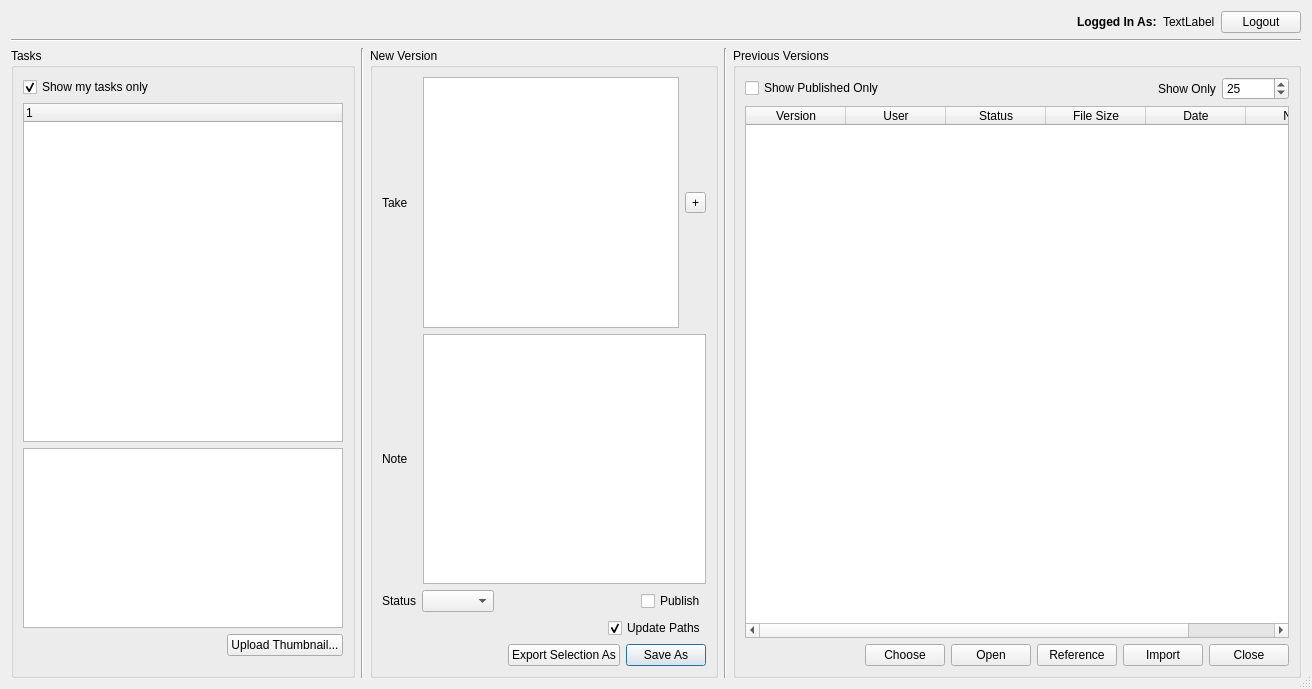
The window that anima/pipeline/ui/ui_files/version_creator.ui (eoyilmaz/anima) describes before a commit, drawn with Qt 5.
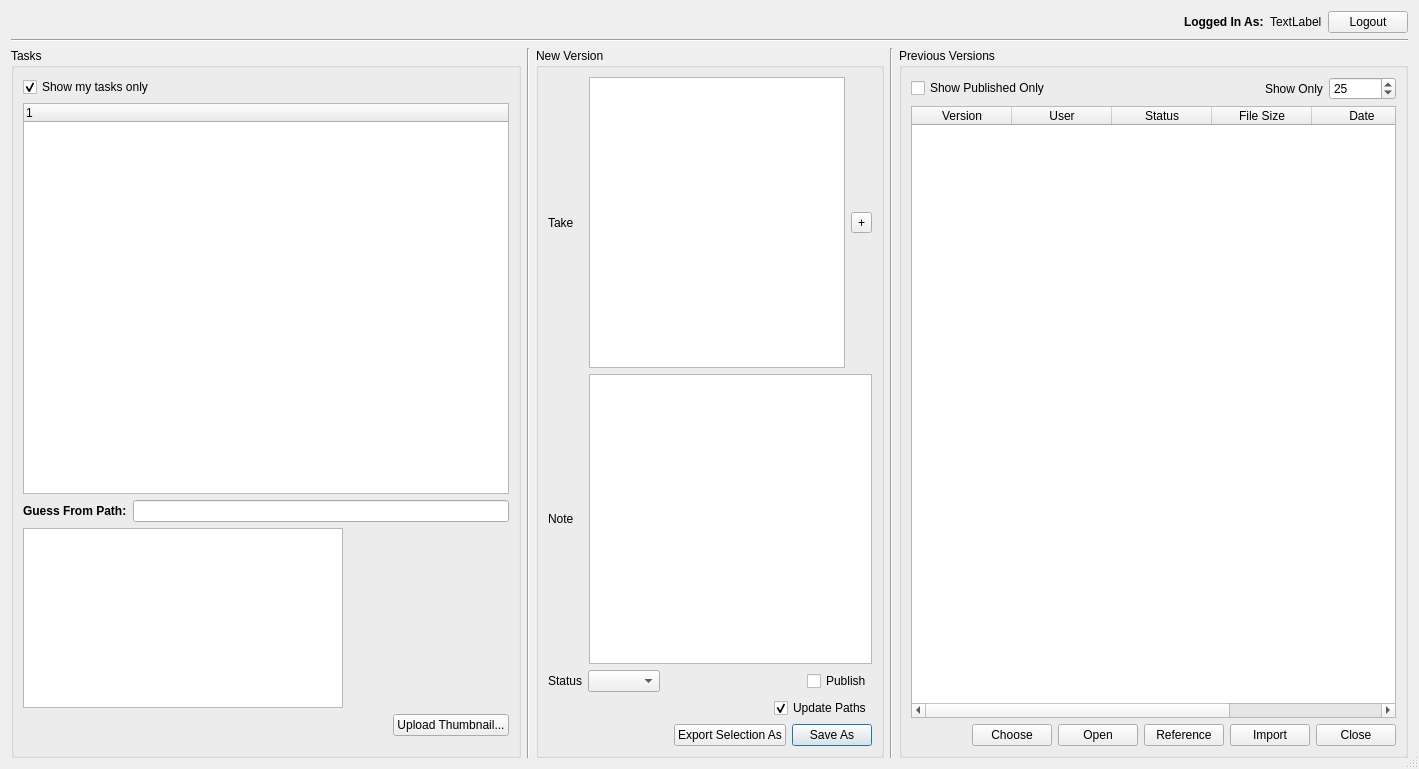
The same window after the commit.

The edit to the form file:
```diff
--- a/anima/pipeline/ui/ui_files/version_creator.ui
+++ b/anima/pipeline/ui/ui_files/version_creator.ui
@@ -9,8 +9,8 @@
    <rect>
     <x>0</x>
     <y>0</y>
-    <width>1312</width>
-    <height>689</height>
+    <width>1419</width>
+    <height>769</height>
    </rect>
   </property>
   <property name="sizePolicy">
@@ -93,7 +93,7 @@
        </widget>
       </item>
       <item>
-       <layout class="QHBoxLayout" name="horizontalLayout_14" stretch="0,0,0,0,1">
+       <layout class="QHBoxLayout" name="horizontalLayout_14" stretch="1,0,0,0,1">
         <item>
          <widget class="QGroupBox" name="tasks_groupBox">
           <property name="title">
@@ -125,6 +125,20 @@
              </column>
             </widget>
            </item>
+           <item>
+            <layout class="QHBoxLayout" name="horizontalLayout_3">
+             <item>
+              <widget class="QLabel" name="label">
+               <property name="text">
+                <string>&lt;b&gt;Guess From Path:&lt;/b&gt;</string>
+               </property>
+              </widget>
+             </item>
+             <item>
+              <widget class="QLineEdit" name="guess_from_path_lineEdit"/>
+             </item>
+            </layout>
+           </item>
            <item>
             <widget class="QGraphicsView" name="thumbnail_graphicsView">
              <property name="sizePolicy">
```
